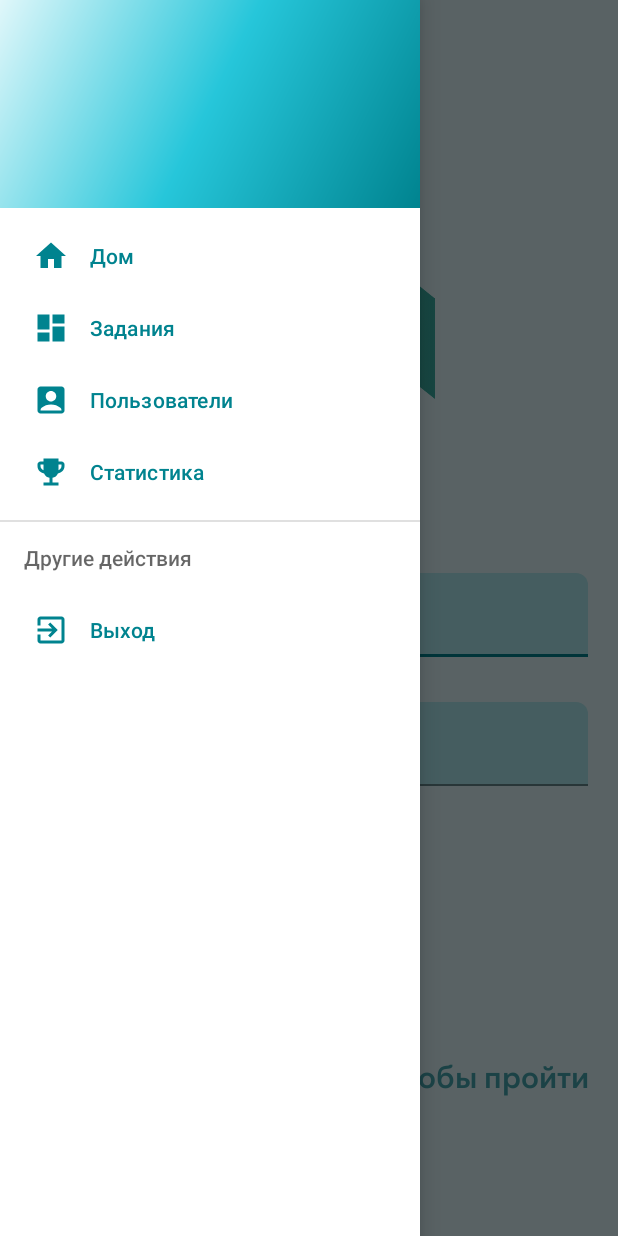
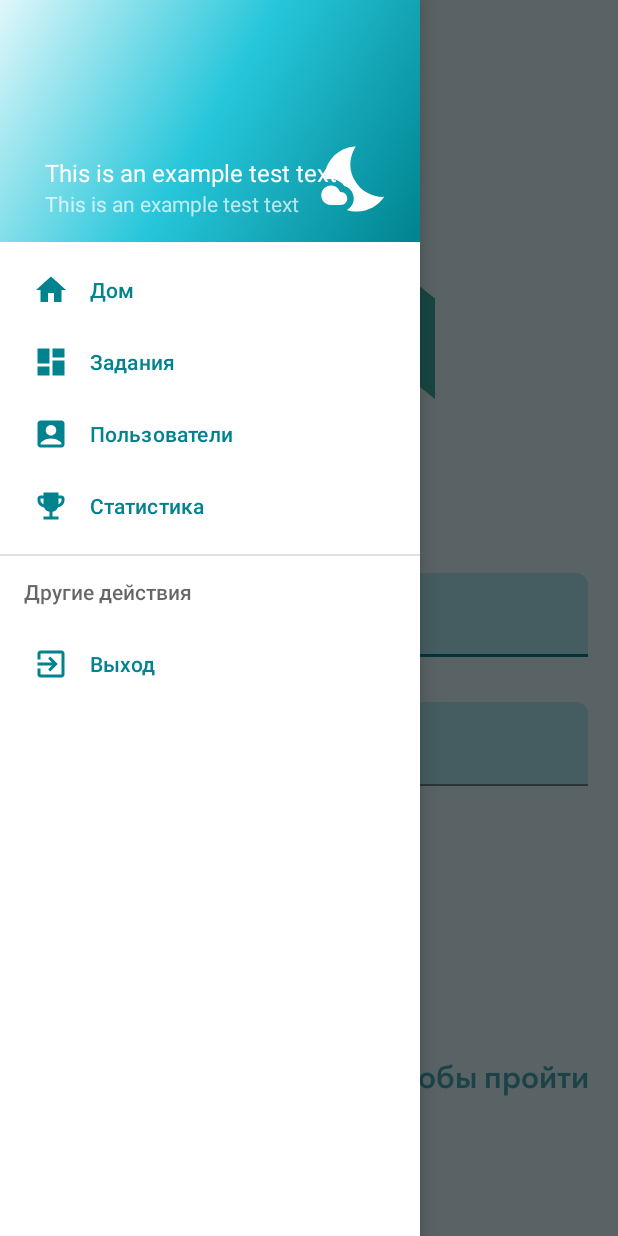
Before and after one commit to AlbatovK/Dira, an Android app: the screen it shows after launch (MainActivity), with the side drawer open, on a phone screen of 412 x 824 dp. Run offline under Robolectric (Android 15) with nearby library versions, the light colour scheme and no system bars; our stand-ins replace Firebase (no records; nobody signed in at launch, a user with empty details on screens opened directly), navigation-ui.

Commit message:
:art: NightMode (non-persistent yet)

```diff
--- a/app/src/main/java/com/albatros/kplanner/domain/usecase/social/LoadAllUsersUseCase.kt
+++ b/app/src/main/java/com/albatros/kplanner/domain/usecase/social/LoadAllUsersUseCase.kt
@@ -8,7 +8,7 @@ import kotlinx.coroutines.withContext
 
 class LoadAllUsersUseCase(private val api: DiraApi, private val userRepository: UserRepository) {
     suspend operator fun invoke() = withContext(Dispatchers.IO) {
-        api.getUsers(0, 20).sortedByDescending(DiraUser::score)
+        api.getUsers(0, 60).sortedByDescending(DiraUser::score)
             .toMutableList().also { it.remove(userRepository.getCurrentUser()) }
     }
 }
--- /dev/null
+++ b/app/src/main/res/drawable/ic_night_mode.xml
@@ -0,0 +1,6 @@
+<vector android:height="24dp" android:tint="#FFFFFF"
+    android:viewportHeight="24" android:viewportWidth="24"
+    android:width="24dp" xmlns:android="http://schemas.android.com/apk/res/android">
+    <path android:fillColor="@android:color/white" android:pathData="M11.1,12.08C8.77,7.57 10.6,3.6 11.63,2.01C6.27,2.2 1.98,6.59 1.98,12c0,0.14 0.02,0.28 0.02,0.42C2.62,12.15 3.29,12 4,12c1.66,0 3.18,0.83 4.1,2.15C9.77,14.63 11,16.17 11,18c0,1.52 -0.87,2.83 -2.12,3.51c0.98,0.32 2.03,0.5 3.11,0.5c3.5,0 6.58,-1.8 8.37,-4.52C18,17.72 13.38,16.52 11.1,12.08z"/>
+    <path android:fillColor="@android:color/white" android:pathData="M7,16l-0.18,0C6.4,14.84 5.3,14 4,14c-1.66,0 -3,1.34 -3,3s1.34,3 3,3c0.62,0 2.49,0 3,0c1.1,0 2,-0.9 2,-2C9,16.9 8.1,16 7,16z"/>
+</vector>
--- a/app/src/main/res/layout/activity_main.xml
+++ b/app/src/main/res/layout/activity_main.xml
@@ -10,7 +10,7 @@
     <androidx.coordinatorlayout.widget.CoordinatorLayout
         android:layout_width="match_parent"
         android:layout_height="match_parent"
-        android:background="@color/light_cyan"
+        android:background="?android:attr/colorBackground"
         tools:context=".ui.activity.MainActivity">
 
         <com.google.android.material.appbar.AppBarLayout
--- a/app/src/main/res/layout/nav_header_main.xml
+++ b/app/src/main/res/layout/nav_header_main.xml
@@ -1,28 +1,44 @@
 <?xml version="1.0" encoding="utf-8"?>
-<LinearLayout xmlns:android="http://schemas.android.com/apk/res/android"
+<androidx.constraintlayout.widget.ConstraintLayout xmlns:android="http://schemas.android.com/apk/res/android"
+    xmlns:app="http://schemas.android.com/apk/res-auto"
+    xmlns:tools="http://schemas.android.com/tools"
     android:layout_width="match_parent"
     android:layout_height="wrap_content"
     android:background="@drawable/side_nav_bar"
     android:gravity="bottom"
-    android:orientation="vertical"
     android:paddingStart="30dp"
     android:paddingTop="52dp"
     android:paddingEnd="4dp"
     android:paddingBottom="4dp"
     android:theme="@style/ThemeOverlay.AppCompat.Dark">
 
+    <ImageView
+        android:layout_width="52dp"
+        android:layout_height="52dp"
+        android:id="@+id/change_mode"
+        android:src="@drawable/ic_night_mode"
+        android:layout_margin="12dp"
+        app:layout_constraintBottom_toBottomOf="parent"
+        app:layout_constraintEnd_toEndOf="parent" />
+
+    <TextView
+        android:id="@+id/email_txt"
+        android:layout_width="wrap_content"
+        android:paddingBottom="12dp"
+        android:layout_height="wrap_content"
+        android:text="This is an example test text"
+        app:layout_constraintBottom_toBottomOf="parent"
+        app:layout_constraintStart_toStartOf="parent" />
+
     <TextView
         android:id="@+id/nickname_txt"
         android:layout_width="wrap_content"
         android:layout_height="wrap_content"
-        android:paddingTop="32dp"
-        android:text=""
-        android:textAppearance="@style/TextAppearance.AppCompat.Body1" />
+        android:textSize="16sp"
+        android:paddingTop="52dp"
+        android:textAppearance="@style/TextAppearance.AppCompat.Body1"
+        android:text="This is an example test text"
+        app:layout_constraintBottom_toTopOf="@+id/email_txt"
+        app:layout_constraintStart_toStartOf="parent" />
 
-    <TextView
-        android:id="@+id/email_txt"
-        android:layout_width="wrap_content"
-        android:layout_height="wrap_content"
-        android:paddingBottom="12dp"
-        android:text="" />
-</LinearLayout>
+</androidx.constraintlayout.widget.ConstraintLayout>
--- a/app/src/main/res/layout/navigation_fragment.xml
+++ b/app/src/main/res/layout/navigation_fragment.xml
@@ -9,6 +9,9 @@
         android:id="@+id/nav_view"
         android:layout_width="match_parent"
         android:layout_height="wrap_content"
+        app:backgroundTint="?android:attr/navigationBarColor"
+        app:itemIconTint="@color/dark_cyan"
+        app:itemTextColor="@color/dark_cyan"
         android:layout_gravity="bottom"
         app:layout_behavior="com.google.android.material.behavior.HideBottomViewOnScrollBehavior"
         android:background="@color/white"
@@ -19,7 +22,7 @@
         android:id="@+id/bottom_nav_host_fragment"
         android:name="androidx.navigation.fragment.NavHostFragment"
         android:layout_width="match_parent"
-        android:layout_height="wrap_content"
+        android:layout_height="match_parent"
         app:defaultNavHost="true"
 
         app:layout_constraintBottom_toTopOf="@+id/nav_view"
--- a/app/src/main/res/values-night/themes.xml
+++ b/app/src/main/res/values-night/themes.xml
@@ -2,7 +2,7 @@
 
     <style name="Theme.KPlanner" parent="Theme.MaterialComponents.DayNight.DarkActionBar">
         <item name="android:windowTranslucentStatus">true</item>
-        <item name="android:windowTranslucentNavigation">true</item>
+        <item name="android:windowTranslucentNavigation">false</item>
         <item name="colorPrimary">@color/dark_cyan</item>
         <item name="colorPrimaryVariant">@color/dark_cyan</item>
         <item name="colorOnPrimary">@color/white</item>
@@ -10,10 +10,12 @@
         <item name="windowActionModeOverlay">true</item>
         <item name="colorSecondaryVariant">@color/teal_700</item>
         <item name="colorOnSecondary">@color/dark_cyan</item>
-        <item name="android:windowLightNavigationBar">true</item>
-        <item name="android:navigationBarColor">@color/white</item>
-        <item name="android:navigationBarDividerColor">@color/white</item>
-        <item name="android:windowLightStatusBar">true</item>
+        <item name="android:windowLightNavigationBar">false</item>
+        <item name="android:navigationBarColor">@color/dimgrey</item>
+        <item name="android:navigationBarDividerColor">@color/dimgrey</item>
+        <item name="android:windowLightStatusBar">false</item>
+        <item name="android:actionMenuTextColor">@color/white</item>
+        <item name="android:colorBackground">@color/dark_gray</item>
     </style>
 
     <style name="ErrorTextAppearance" parent="TextAppearance.AppCompat">
@@ -69,7 +71,9 @@
         <item name="android:textStyle">normal</item>
     </style>
 
-    <style name="Theme.KPlanner.AppBarOverlay" parent="ThemeOverlay.AppCompat.Dark.ActionBar" />
+    <style name="Theme.KPlanner.AppBarOverlay" parent="ThemeOverlay.AppCompat.Dark.ActionBar" >
+        <item name="android:textColor">@color/light_cyan</item>
+    </style>
 
     <style name="Theme.KPlanner.PopupOverlay" parent="ThemeOverlay.AppCompat.Light" />
 
--- a/app/src/main/res/values/themes.xml
+++ b/app/src/main/res/values/themes.xml
@@ -2,7 +2,7 @@
 
     <style name="Theme.KPlanner" parent="Theme.MaterialComponents.DayNight.DarkActionBar">
         <item name="android:windowTranslucentStatus">true</item>
-        <item name="android:windowTranslucentNavigation">true</item>
+        <item name="android:windowTranslucentNavigation">false</item>
         <item name="colorPrimary">@color/dark_cyan</item>
         <item name="colorPrimaryVariant">@color/dark_cyan</item>
         <item name="colorOnPrimary">@color/white</item>
@@ -14,6 +14,16 @@
         <item name="android:navigationBarColor">@color/white</item>
         <item name="android:navigationBarDividerColor">@color/white</item>
         <item name="android:windowLightStatusBar">true</item>
+        <item name="android:actionMenuTextAppearance">@style/MenuTextAppearance</item>
+        <item name="android:colorBackground">@color/light_cyan</item>
+    </style>
+
+    <style name="BottomNav" parent="Theme.KPlanner">
+        <item name="android:backgroundTint">@color/dimgrey</item>
+    </style>
+
+    <style name="MenuTextAppearance" parent="TextAppearance.AppCompat">
+        <item name="android:textColor">@android:color/holo_red_dark</item>
     </style>
 
     <style name="ErrorTextAppearance" parent="TextAppearance.AppCompat">
@@ -69,7 +79,9 @@
         <item name="android:textStyle">normal</item>
     </style>
 
-    <style name="Theme.KPlanner.AppBarOverlay" parent="ThemeOverlay.AppCompat.Dark.ActionBar" />
+    <style name="Theme.KPlanner.AppBarOverlay" parent="ThemeOverlay.AppCompat.Dark.ActionBar" >
+        <item name="android:textColor">@color/dark_cyan</item>
+    </style>
 
     <style name="Theme.KPlanner.PopupOverlay" parent="ThemeOverlay.AppCompat.Light" />
 
```
Also changed, not shown: app/src/main/java/com/albatros/kplanner/ui/adapter/user/info/UserInfoAdapter.kt (+16 -5 lines), app/src/main/java/com/albatros/kplanner/ui/fragments/drawer/DrawerFragment.kt (+9 -0 lines), app/src/main/java/com/albatros/kplanner/ui/fragments/users/UsersListFragment.kt (+15 -5 lines), app/src/main/res/layout/users_list_layout.xml (+2 -25 lines).
